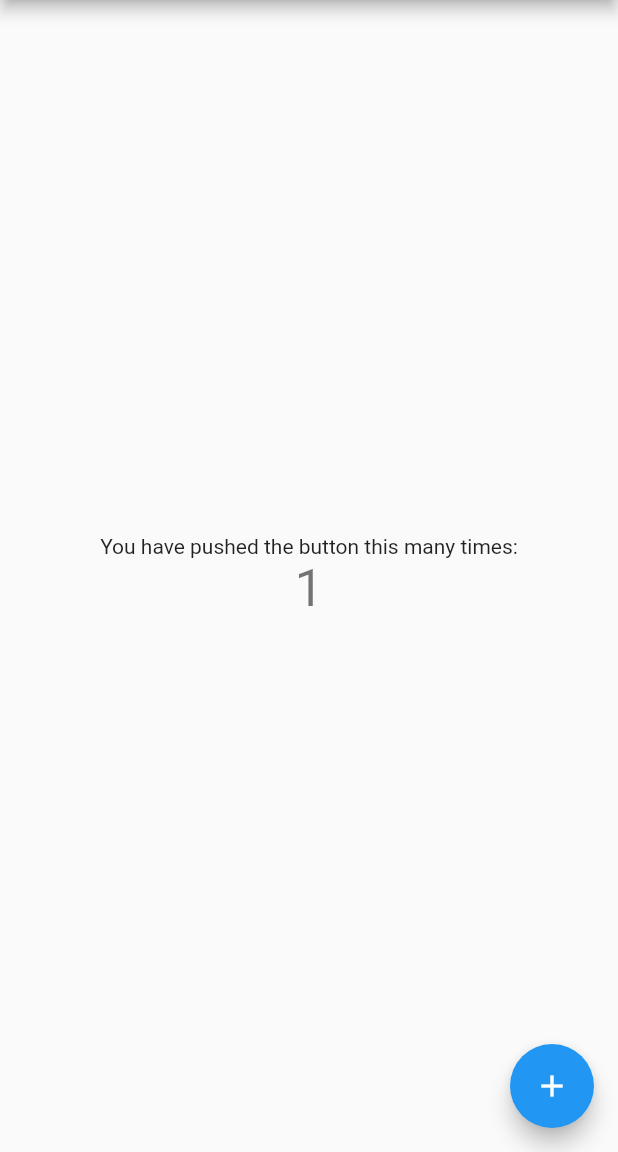
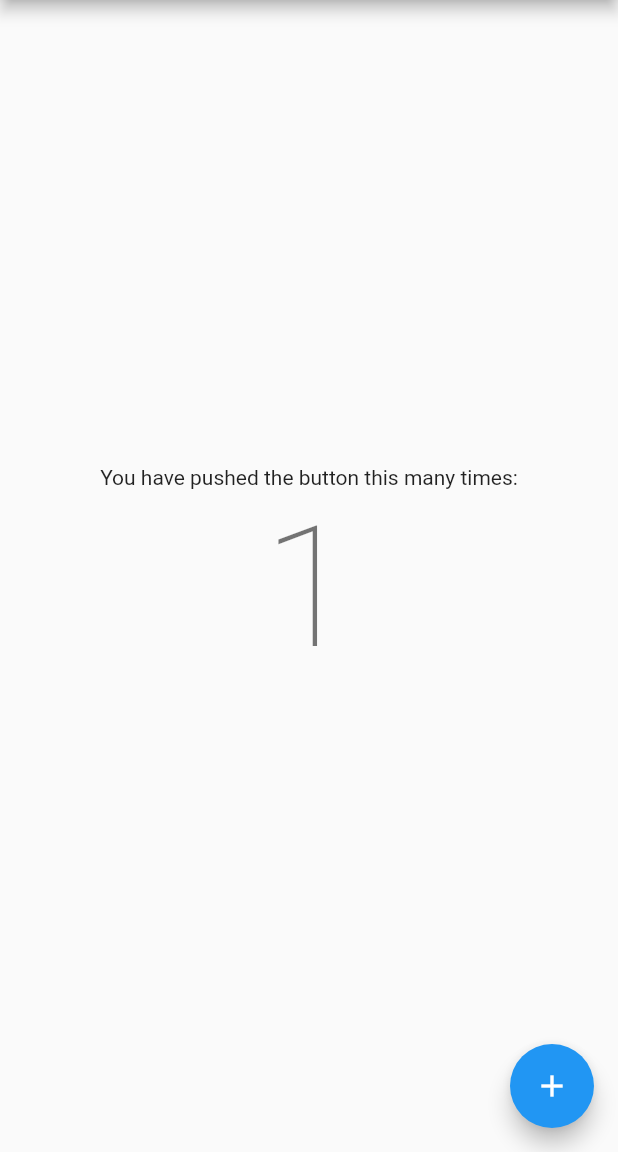
Before and after one commit to augustosalazar/F_202010_FlutterSimpleStateApp, a Flutter app: the screen it shows after launch, after a tap on the "add" icon, on a phone screen of 412 x 824 dp, the part 84-1236 px from its top. Run offline on Flutter 3.47's test engine with Material 2 defaults, Android fonts, the phone set to English and light mode, and no system bars.

Commit message:
update to feb 2021

```diff
--- a/lib/main.dart
+++ b/lib/main.dart
@@ -7,8 +7,18 @@ import 'package:provider/provider.dart';
 // dependencies:
 //   flutter:
 //     sdk: flutter
-//   provider: ^3.0.0    <<-----  new
+//   provider: ^4.3.3    <<-----  new
 // ejemplo tomado de https://github.com/flutter/samples/tree/master/provider_counter
+
+class Counter extends ChangeNotifier {
+  // implementa un Observer al que se puede subscribir
+  int value = 0;
+
+  void increment() {
+    value += 1;
+    notifyListeners(); // aquí se notifica a todos los listeners que hay un cambio de estado
+  }
+}
 
 void main() {
   runApp(
@@ -19,17 +29,9 @@ void main() {
   );
 }
 
+class MyApp extends StatelessWidget {
+  const MyApp({Key key}) : super(key: key);
 
-class Counter with ChangeNotifier {  // implementa un Observer al que se puede subscribir
-  int value = 0;
-
-  void increment() {
-    value += 1;
-    notifyListeners();  // aquí se notifica a todos los listeners que hay un cambio de estado
-  }
-}
-
-class MyApp extends StatelessWidget {
   @override
   Widget build(BuildContext context) {
     return MaterialApp(
@@ -42,7 +44,8 @@ class MyApp extends StatelessWidget {
   }
 }
 
-class MyHomePage extends StatelessWidget {  // este Widget ya puede ser Stateless
+class MyHomePage extends StatelessWidget {
+  // este Widget ya puede ser Stateless
   @override
   Widget build(BuildContext context) {
     return Scaffold(
@@ -54,9 +57,11 @@ class MyHomePage extends StatelessWidget {  // este Widget ya puede ser Stateles
           mainAxisAlignment: MainAxisAlignment.center,
           children: <Widget>[
             Text('You have pushed the button this many times:'),
-            Consumer<Counter>(  // aquí nos subscribimos a los cambios de la clase Counter
-              builder: (context, counter, child) =>
-                Text('${counter.value}',style: Theme.of(context).textTheme.display1,
+            Consumer<Counter>(
+              // aquí nos subscribimos a los cambios de la clase Counter
+              builder: (context, counter, child) => Text(
+                '${counter.value}',
+                style: Theme.of(context).textTheme.headline1,
               ),
             ),
           ],
@@ -64,8 +69,8 @@ class MyHomePage extends StatelessWidget {  // este Widget ya puede ser Stateles
       ),
       floatingActionButton: FloatingActionButton(
         onPressed: () =>
-           // aquí cambiamos el estado de la App almacenado en la clase Counter
-           // con el false declaramos que este sub widget no necesita ser reconstruido con el cambio de estado
+            // aquí cambiamos el estado de la App almacenado en la clase Counter
+            // con el false declaramos que este sub widget no necesita ser reconstruido con el cambio de estado
             Provider.of<Counter>(context, listen: false).increment(),
         tooltip: 'Increment',
         child: Icon(Icons.add),
```
Also changed, not shown: pubspec.yaml (+1 -11 lines), pubspec.lock.
